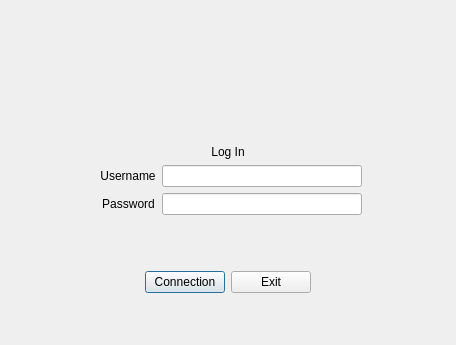
Old version of the form ui/connectionwindow.ui in the repository TwiceCast/TwiceCast-Client.
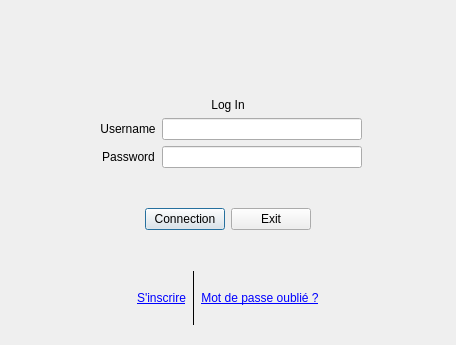
New version of the form. Icons and pictures are not drawn.

The edit to the form file:
```diff
--- a/ui/connectionwindow.ui
+++ b/ui/connectionwindow.ui
@@ -167,6 +167,54 @@
      </layout>
     </widget>
    </item>
+   <item alignment="Qt::AlignHCenter">
+    <widget class="QWidget" name="SupWidget" native="true">
+     <layout class="QHBoxLayout" name="SupLayout">
+      <item>
+       <widget class="QLabel" name="InscriptionLabel">
+        <property name="text">
+         <string>&lt;a href=&quot;http://eip.epitech.eu/2018/twicecast/&quot;&gt;S'inscrire&lt;/a&gt;</string>
+        </property>
+        <property name="alignment">
+         <set>Qt::AlignCenter</set>
+        </property>
+        <property name="openExternalLinks">
+         <bool>true</bool>
+        </property>
+        <property name="textInteractionFlags">
+         <set>Qt::TextBrowserInteraction</set>
+        </property>
+       </widget>
+      </item>
+      <item>
+       <widget class="Line" name="line">
+        <property name="frameShadow">
+         <enum>QFrame::Plain</enum>
+        </property>
+        <property name="orientation">
+         <enum>Qt::Vertical</enum>
+        </property>
+       </widget>
+      </item>
+      <item>
+       <widget class="QLabel" name="ForgottenPasswordLabel">
+        <property name="text">
+         <string>&lt;a href=&quot;http://eip.epitech.eu/2018/twicecast/&quot;&gt;Mot de passe oublié ?&lt;/a&gt;</string>
+        </property>
+        <property name="alignment">
+         <set>Qt::AlignCenter</set>
+        </property>
+        <property name="openExternalLinks">
+         <bool>true</bool>
+        </property>
+        <property name="textInteractionFlags">
+         <set>Qt::TextBrowserInteraction</set>
+        </property>
+       </widget>
+      </item>
+     </layout>
+    </widget>
+   </item>
   </layout>
  </widget>
  <resources>
```
Left out of the diff: 2 changed lines with no effect on the pictures.
